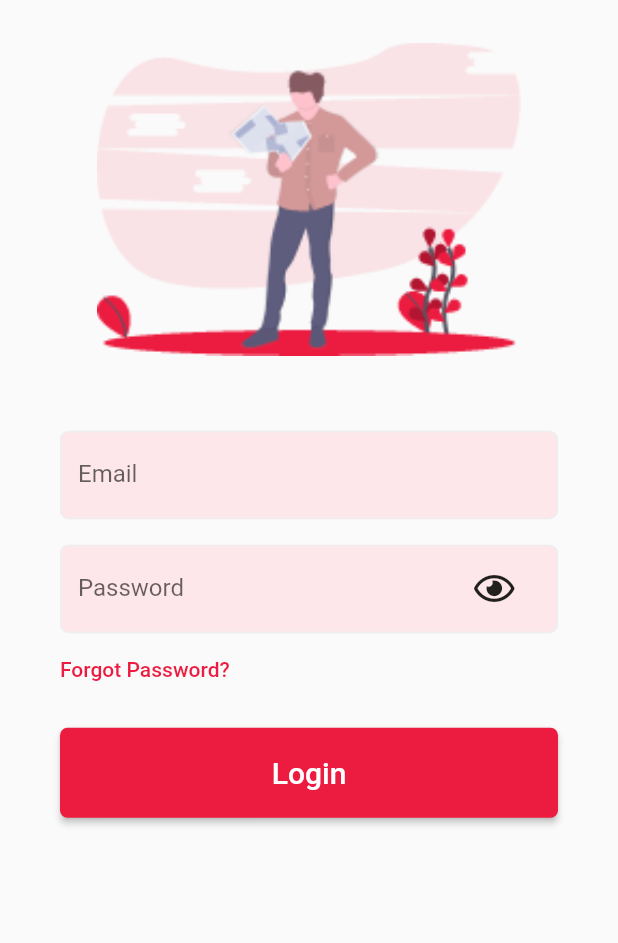
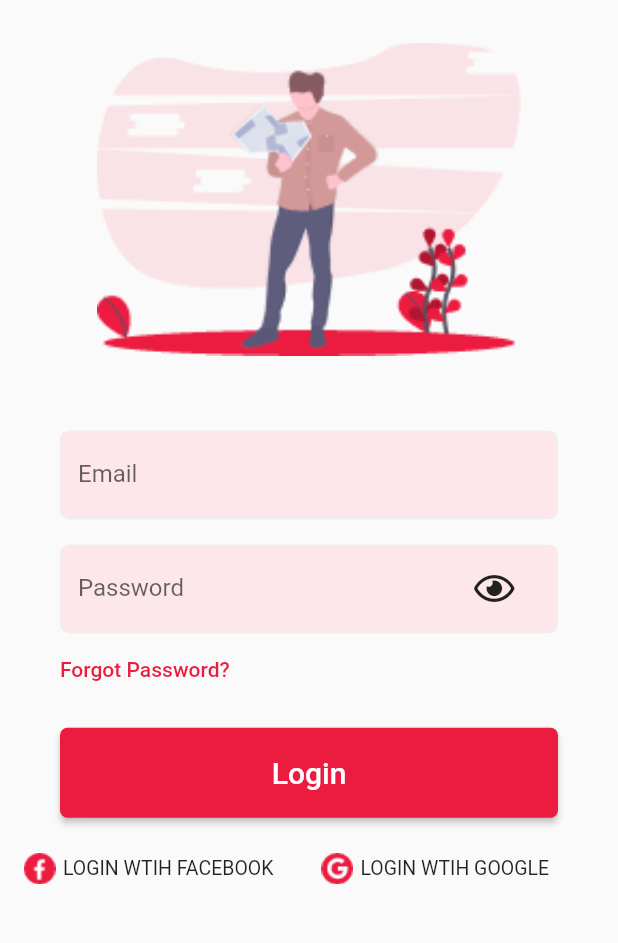
Before and after one commit to mohamedaleya/FoundMe, a Flutter app: the screen it shows after launch, on a phone screen of 412 x 824 dp, the part 194-1137 px from its top. Run offline on Flutter 3.47's test engine with Material 2 defaults, Android fonts, the phone set to English and light mode, and no system bars; our stand-ins replace fluttericon.

Commit message:
Added auth buttons

```diff
--- a/lib/screens/login_screen.dart
+++ b/lib/screens/login_screen.dart
@@ -35,6 +35,51 @@ class LoginScreen extends StatelessWidget {
                     bgColor: Color(0xffec1c40),
                     onPressed: () => {},
                   ),
+                  Padding(
+                    padding: const EdgeInsets.only(top: 10),
+                    child: Row(
+                      children: <Widget>[
+                        FlatButton(
+                          child: Row(
+                            children: <Widget>[
+                              Image.asset(
+                                'assets/images/fb.png',
+                              ),
+                              Padding(
+                                padding: const EdgeInsets.only(left: 5),
+                                child: Text(
+                                  "LOGIN WTIH FACEBOOK",
+                                  style: TextStyle(
+                                      fontWeight: FontWeight.w400,
+                                      fontSize: 13),
+                                ),
+                              )
+                            ],
+                          ),
+                          onPressed: () {},
+                        ),
+                        FlatButton(
+                          child: Row(
+                            children: <Widget>[
+                              Image.asset(
+                                'assets/images/google.png',
+                              ),
+                              Padding(
+                                padding: const EdgeInsets.only(left: 5),
+                                child: Text(
+                                  "LOGIN WTIH GOOGLE",
+                                  style: TextStyle(
+                                      fontWeight: FontWeight.w400,
+                                      fontSize: 13),
+                                ),
+                              )
+                            ],
+                          ),
+                          onPressed: () {},
+                        )
+                      ],
+                    ),
+                  )
                 ],
               ),
             ),
```
Also changed, not shown: assets/images/fb.png (added), assets/images/google.png (added).
